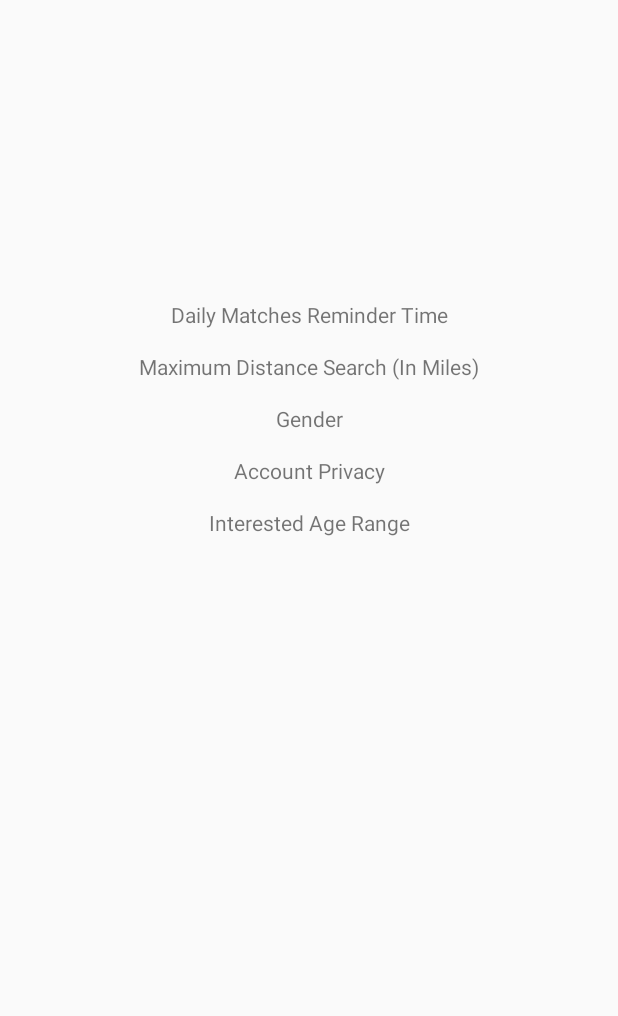
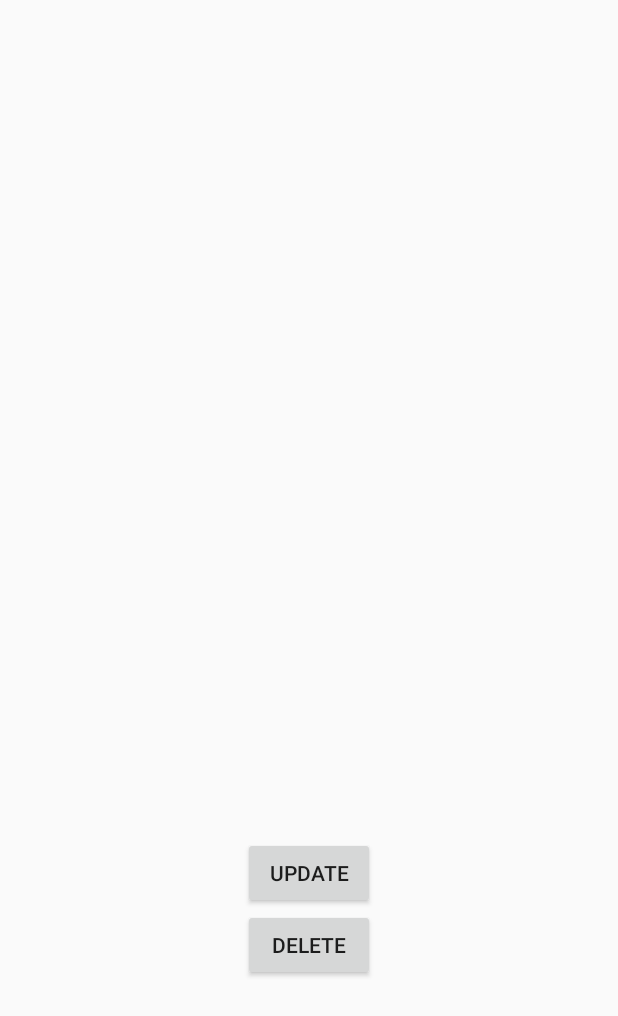
Before and after one commit to kevinles117/ad340spring2021, an Android app: the fragment SettingsFragment shown on its own in the app's theme, on a phone screen of 412 x 824 dp. Shown: the top 1016 px of the screen. Run offline under Robolectric (Android 15) with nearby library versions, the phone set to English and light mode, and no system bars; our stand-ins replace Room's generated code.

Commit message:
Added functionality, but textview doesn't show up

```diff
--- a/app/build.gradle
+++ b/app/build.gradle
@@ -53,6 +53,8 @@ dependencies {
     implementation 'com.google.firebase:firebase-analytics'
     implementation 'com.squareup.picasso:picasso:2.8'
     implementation 'androidx.room:room-runtime:2.3.0'
+    implementation 'androidx.lifecycle:lifecycle-extensions:2.2.0'
+    implementation "androidx.lifecycle:lifecycle-viewmodel:2.3.1"
     annotationProcessor 'androidx.room:room-compiler:2.3.0'
     testImplementation 'junit:junit:4.13.2'
     androidTestImplementation 'androidx.test.ext:junit:1.1.2'
--- /dev/null
+++ b/app/src/main/java/com/example/helloworld/AppDatabase.java
@@ -0,0 +1,12 @@
+package com.example.helloworld;
+
+import androidx.room.Database;
+import androidx.room.RoomDatabase;
+
+import com.example.helloworld.dao.SettingsDao;
+import com.example.helloworld.entity.Settings;
+
+@Database(entities = {Settings.class}, version = 3)
+public abstract class AppDatabase extends RoomDatabase {
+    public abstract SettingsDao settingsDao();
+}
--- /dev/null
+++ b/app/src/main/java/com/example/helloworld/AppDatabaseSingleton.java
@@ -0,0 +1,18 @@
+package com.example.helloworld;
+
+import android.content.Context;
+
+import androidx.room.Room;
+
+public class AppDatabaseSingleton {
+    private static AppDatabase db;
+
+    public static AppDatabase getDatabase(Context context) {
+        if(db == null) {
+            db = Room.databaseBuilder(context,
+                    AppDatabase.class, "settings-database")
+                    .build();
+        }
+        return db;
+    }
+}
--- a/app/src/main/java/com/example/helloworld/SettingsFragment.java
+++ b/app/src/main/java/com/example/helloworld/SettingsFragment.java
@@ -4,18 +4,129 @@ import android.os.Bundle;
 import android.view.LayoutInflater;
 import android.view.View;
 import android.view.ViewGroup;
+import android.widget.TextView;
 
 import androidx.annotation.NonNull;
 import androidx.fragment.app.Fragment;
+import androidx.lifecycle.Observer;
+import androidx.lifecycle.ViewModel;
+import androidx.lifecycle.ViewModelProvider;
+
+import com.example.helloworld.entity.Settings;
+import com.example.helloworld.viewmodels.SettingsViewModel;
+
+import java.time.LocalTime;
+import java.util.Date;
+import java.util.List;
 
 public class SettingsFragment extends Fragment {
+
+    public TextView uid;
+    public TextView reminder_time;
+    public TextView max_search;
+    public TextView gender;
+    public TextView account;
+    public TextView age_range;
+
+    private SettingsViewModel settingsViewModel;
 
     public SettingsFragment() {
     }
 
     @Override
+    public void onCreate(Bundle savedInstanceState) {
+        super.onCreate(savedInstanceState);
+    }
+
+    @Override
     public View onCreateView(@NonNull LayoutInflater inflater, ViewGroup container, Bundle savedInstanceState) {
         View view = inflater.inflate(R.layout.fragment_settings, container, false);
+
+        uid = view.findViewById(R.id.uid);
+        reminder_time = view.findViewById(R.id.reminder_time);
+        max_search = view.findViewById(R.id.max_search);
+        gender = view.findViewById(R.id.gender);
+        account = view.findViewById(R.id.account);
+        age_range = view.findViewById(R.id.age_range);
+
+        settingsViewModel = new ViewModelProvider(this).get(SettingsViewModel.class);
+
+        final Observer<List<Settings>> getSettingsObserver = newSettings -> {
+            if(newSettings == null || newSettings.size() <= 0) {
+                return;
+            }
+
+            Settings settings = newSettings.get(0);
+
+            if(settings == null) {
+                return;
+            }
+
+            reminder_time.setText(String.valueOf(settings.getTime()));
+            max_search.setText(String.valueOf(settings.getDistance()));
+            gender.setText(settings.getGender());
+
+            if(settings.getPrivacy()) {
+                account.setText(R.string.privacy_private);
+            }
+            else {
+                account.setText(R.string.privacy_public);
+            }
+            age_range.setText(String.valueOf(settings.getAgeRange()));
+
+        };
+
+        String[] uids = { "00A" };
+        settingsViewModel.loadAllByIds(this.getContext(), uids).observe(getViewLifecycleOwner(), getSettingsObserver);
+
         return view;
     }
+
+    public void updateDatabase(View view) {
+        Settings fakeSettings = new Settings();
+        long currentTime = new Date().getTime();
+        String uid = this.uid.getText().toString();
+        if(uid.equals("")) {
+            uid = "fake";
+        }
+        fakeSettings.setUid(uid);
+        fakeSettings.setTime(currentTime);
+        fakeSettings.setDistance(10.0);
+        fakeSettings.setGender("Male");
+        fakeSettings.setPrivacy(false);
+        fakeSettings.setAgeRange(5);
+
+        settingsViewModel.updateSettings(this.getContext(), fakeSettings);
+
+        this.uid.setText(fakeSettings.getUid());
+        reminder_time.setText(String.valueOf(fakeSettings.getTime()));
+        max_search.setText(String.valueOf(fakeSettings.getDistance()));
+        gender.setText(fakeSettings.getGender());
+        if(fakeSettings.getPrivacy()) {
+            account.setText(R.string.privacy_private);
+        }
+        else {
+            account.setText(R.string.privacy_public);
+        }
+        age_range.setText(String.valueOf(fakeSettings.getAgeRange()));
+    }
+
+    public void deleteSettings(View view) {
+        Settings currentSettings = new Settings();
+        currentSettings.setUid(this.uid.getText().toString());
+        currentSettings.setTime(Long.parseLong((reminder_time.getText().toString())));
+        currentSettings.setDistance(Double.parseDouble(max_search.getText().toString()));
+        currentSettings.setGender(gender.getText().toString());
+        currentSettings.setPrivacy(Boolean.parseBoolean(account.getText().toString()));
+        currentSettings.setAgeRange(Integer.parseInt(age_range.getText().toString()));
+
+        settingsViewModel.deleteSettings(this.getContext(), currentSettings);
+        uid.setText("");
+        reminder_time.setText("");
+        max_search.setText("");
+        gender.setText("");
+        account.setText("");
+        age_range.setText("");
+    }
+
 }
--- /dev/null
+++ b/app/src/main/java/com/example/helloworld/dao/SettingsDao.java
@@ -0,0 +1,47 @@
+package com.example.helloworld.dao;
+
+import androidx.lifecycle.LiveData;
+import androidx.room.Dao;
+import androidx.room.Delete;
+import androidx.room.Insert;
+import androidx.room.OnConflictStrategy;
+import androidx.room.Query;
+import androidx.room.Update;
+
+import com.example.helloworld.entity.Settings;
+import com.google.type.DateTime;
+
+import java.util.List;
+
+@Dao
+public interface SettingsDao {
+    @Query("SELECT * FROM settings")
+    LiveData<List<Settings>> getAll();
+
+    @Query("SELECT * FROM settings WHERE uid IN (:uid)")
+    LiveData<List<Settings>> loadAllByIds(String[] uid);
+
+    @Query("SELECT * FROM settings WHERE matches_reminder_time IN (:matches_reminder_time)")
+    LiveData<Settings> findByName(long matches_reminder_time);
+
+    @Query("SELECT * FROM settings WHERE maximum_distance_search IN (:maximum_distance_search)")
+    LiveData<Settings> findByName(double maximum_distance_search);
+
+    @Query("SELECT * FROM settings WHERE gender IN (:gender)")
+    LiveData<Settings> findByName(String gender);
+
+    @Query("SELECT * FROM settings WHERE account_privacy IN (:account_privacy)")
+    LiveData<Settings> findByName(Boolean account_privacy);
+
+    @Query("SELECT * FROM settings WHERE interested_age_range IN (:interested_age_range)")
+    LiveData<Settings> findByName(int interested_age_range);
+
+    @Update
+    void updateSettings(Settings... settings);
+
+    @Insert(onConflict = OnConflictStrategy.REPLACE)
+    void insertAll(Settings... settings);
+
+    @Delete
+    void delete(Settings settings);
+}
--- /dev/null
+++ b/app/src/main/java/com/example/helloworld/viewmodels/SettingsViewModel.java
@@ -0,0 +1,41 @@
+package com.example.helloworld.viewmodels;
+
+import android.content.Context;
+
+import androidx.lifecycle.LiveData;
+import androidx.lifecycle.ViewModel;
+
+import com.example.helloworld.AppDatabase;
+import com.example.helloworld.AppDatabaseSingleton;
+import com.example.helloworld.entity.Settings;
+
+import java.util.List;
+
+public class SettingsViewModel extends ViewModel {
+
+    public LiveData<List<Settings>> loadAllByIds(Context context, String[] userIds) {
+        AppDatabase db = AppDatabaseSingleton.getDatabase((context));
+        return db.settingsDao().loadAllByIds(userIds);
+    }
+
+    public void updateSettings(Context context, Settings... settings) {
+        AppDatabase db = AppDatabaseSingleton.getDatabase(context);
+        db.getTransactionExecutor().execute(() -> {
+            db.settingsDao().updateSettings(settings);
+        });
+    }
+
+    public void deleteSettings(Context context, Settings settings) {
+        AppDatabase db = AppDatabaseSingleton.getDatabase(context);
+        db.getTransactionExecutor().execute(() -> {
+            db.settingsDao().delete(settings);
+        });
+    }
+
+    public void insertAll(Context context, Settings... settings) {
+        AppDatabase db = AppDatabaseSingleton.getDatabase(context);
+        db.getTransactionExecutor().execute(() -> {
+            db.settingsDao().insertAll(settings);
+        });
+    }
+}
--- a/app/src/main/res/layout/fragment_settings.xml
+++ b/app/src/main/res/layout/fragment_settings.xml
@@ -2,13 +2,14 @@
 <androidx.constraintlayout.widget.ConstraintLayout xmlns:android="http://schemas.android.com/apk/res/android"
     android:layout_width="match_parent"
     android:layout_height="match_parent"
-    xmlns:app="http://schemas.android.com/apk/res-auto">
+    xmlns:app="http://schemas.android.com/apk/res-auto"
+    xmlns:tools="http://schemas.android.com/tools"
+    tools:context=".SignUpActivity">
 
     <TextView
-        android:id="@+id/reminder_time"
+        android:id="@+id/uid"
         android:layout_width="wrap_content"
         android:layout_height="wrap_content"
-        android:text="@string/daily_matches_reminder_time"
         android:layout_marginTop="@dimen/marginScreenTop"
         app:layout_constraintLeft_toLeftOf="parent"
         app:layout_constraintRight_toRightOf="parent"
@@ -16,10 +17,19 @@
     </TextView>
 
     <TextView
+        android:id="@+id/reminder_time"
+        android:layout_width="wrap_content"
+        android:layout_height="wrap_content"
+        android:layout_marginTop="@dimen/marginScreenTop"
+        app:layout_constraintLeft_toLeftOf="parent"
+        app:layout_constraintRight_toRightOf="parent"
+        app:layout_constraintTop_toTopOf="@id/uid">
+    </TextView>
+
+    <TextView
         android:id="@+id/max_search"
         android:layout_width="wrap_content"
         android:layout_height="wrap_content"
-        android:text="@string/maximum_distance_search_in_miles"
         android:layout_marginTop="@dimen/settingsMarginTop"
         app:layout_constraintLeft_toLeftOf="parent"
         app:layout_constraintRight_toRightOf="parent"
@@ -30,7 +40,6 @@
         android:id="@+id/gender"
         android:layout_width="wrap_content"
         android:layout_height="wrap_content"
-        android:text="@string/gender"
         android:layout_marginTop="@dimen/settingsMarginTop"
         app:layout_constraintLeft_toLeftOf="parent"
         app:layout_constraintRight_toRightOf="parent"
@@ -41,7 +50,6 @@
         android:id="@+id/account"
         android:layout_width="wrap_content"
         android:layout_height="wrap_content"
-        android:text="@string/account_privacy"
         android:layout_marginTop="@dimen/settingsMarginTop"
         app:layout_constraintLeft_toLeftOf="parent"
         app:layout_constraintRight_toRightOf="parent"
@@ -52,11 +60,30 @@
         android:id="@+id/age_range"
         android:layout_width="wrap_content"
         android:layout_height="wrap_content"
-        android:text="@string/interested_age_range"
         android:layout_marginTop="@dimen/settingsMarginTop"
         app:layout_constraintLeft_toLeftOf="parent"
         app:layout_constraintRight_toRightOf="parent"
         app:layout_constraintTop_toBottomOf="@id/account">>
     </TextView>
 
+    <Button
+        android:id="@+id/update"
+        android:layout_width="wrap_content"
+        android:layout_height="wrap_content"
+        app:layout_constraintLeft_toLeftOf="parent"
+        app:layout_constraintRight_toRightOf="parent"
+        app:layout_constraintTop_toBottomOf="@id/age_range"
+        android:text="@string/update_database" />
+<!--        android:onClick="updateDatabase"-->
+
+    <Button
+        android:id="@+id/delete"
+        android:layout_width="wrap_content"
+        android:layout_height="wrap_content"
+        app:layout_constraintLeft_toLeftOf="parent"
+        app:layout_constraintRight_toRightOf="parent"
+        app:layout_constraintTop_toBottomOf="@id/update"
+        android:text="@string/delete_database"/>
+<!--        android:onClick="deleteSettings"-->
+
 </androidx.constraintlayout.widget.ConstraintLayout>
--- a/app/src/main/res/values/strings.xml
+++ b/app/src/main/res/values/strings.xml
@@ -13,9 +13,13 @@
     <string name="navigation_drawer_close">navigation drawer closed</string>
     <string name="like_button_string">Like</string>
     <string name="profile_picture_string">Profile Picture</string>
-    <string name="daily_matches_reminder_time">Daily Matches Reminder Time</string>
-    <string name="maximum_distance_search_in_miles">Maximum Distance Search (In Miles)</string>
-    <string name="gender">Gender</string>
-    <string name="account_privacy">Account Privacy</string>
-    <string name="interested_age_range">Interested Age Range</string>
+    <string name="privacy_private">Private</string>
+    <string name="privacy_public">Public</string>
+    <string name="update_database">Update</string>
+    <string name="delete_database">Delete</string>
+    <!--    <string name="daily_matches_reminder_time">Daily Matches Reminder Time</string>-->
+<!--    <string name="maximum_distance_search_in_miles">Maximum Distance Search (In Miles)</string>-->
+<!--    <string name="gender">Gender</string>-->
+<!--    <string name="account_privacy">Account Privacy</string>-->
+<!--    <string name="interested_age_range">Interested Age Range</string>-->
 </resources>
```
Also changed, not shown: app/src/main/java/com/example/helloworld/SignUpActivity.java (+7 -4 lines), app/src/main/java/com/example/helloworld/entity/Settings.java (+65 -3 lines).
